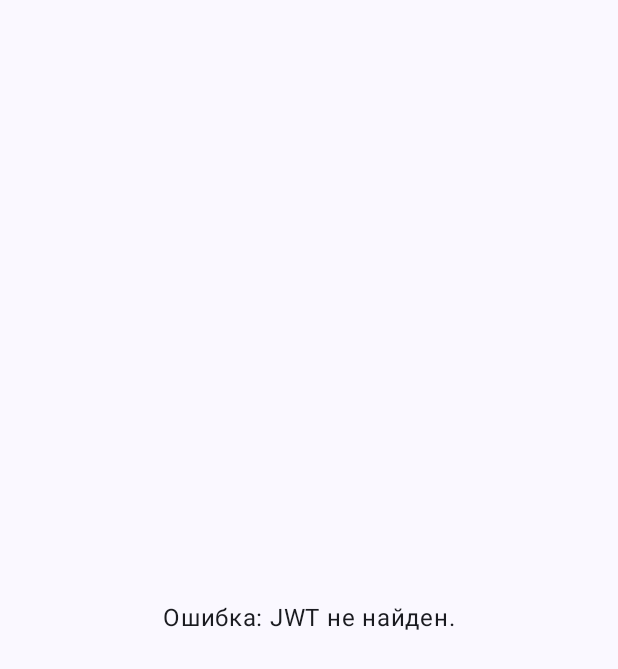
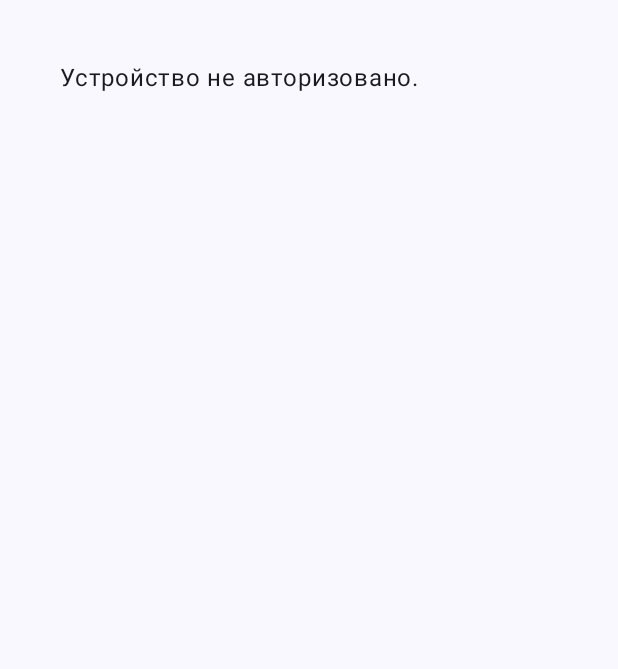
Before and after one commit to TheQwaad/VTB-Api-Hackathon-2024-finals, an Android app built with Jetpack Compose: the screen it shows after launch (LoginActivity), after a tap on "Войти", on a phone screen of 412 x 824 dp. Shown: the top 669 px of the screen. Run offline under Robolectric (Android 15) with nearby library versions, the phone set to English and light mode, and no system bars.

Commit message:
1) clear debug output 2) removed markdown format 3) add scrolling to LoginActivity.kt 4) add authorized user's id to MainActivity.kt

```diff
--- a/android-app/app/src/main/java/com/example/auth_app/LoginActivity.kt
+++ b/android-app/app/src/main/java/com/example/auth_app/LoginActivity.kt
@@ -1,11 +1,14 @@
 package com.example.auth_app
 
+import android.annotation.SuppressLint
 import android.content.Context
 import android.os.Bundle
 import android.provider.Settings
 import androidx.activity.ComponentActivity
 import androidx.activity.compose.setContent
 import androidx.compose.foundation.layout.*
+import androidx.compose.foundation.rememberScrollState
+import androidx.compose.foundation.verticalScroll
 import androidx.compose.material3.*
 import androidx.compose.runtime.*
 import androidx.compose.ui.Alignment
@@ -25,7 +28,7 @@
 import java.security.MessageDigest
 
 class LoginActivity : ComponentActivity() {
-    private var url = "your URL here"
+    private var url = "http://5.42.84.144"
     override fun onCreate(savedInstanceState: Bundle?) {
         super.onCreate(savedInstanceState)
         setContent {
@@ -55,10 +58,19 @@
                             CircularProgressIndicator()
                         } else {
                             serverResponse?.let {
-                                Text(
-                                    text = it,
-                                    modifier = Modifier.padding(16.dp)
-                                )
+                                Box(
+                                    modifier = Modifier.weight(1f).fillMaxSize().padding(16.dp)
+                                ) {
+                                    Column(
+                                        modifier = Modifier.fillMaxSize().verticalScroll(rememberScrollState()).padding(8.dp)
+                                        )
+                                    {
+                                        Text(
+                                            text = it,
+                                            modifier = Modifier.padding(16.dp)
+                                        )
+                                    }
+                                }
                             } ?: run {
                                 Text("Не удалось загрузить данные.")
                             }
@@ -74,7 +86,7 @@
             try {
                 val sharedPreferences = getSharedPreferences("auth_prefs", Context.MODE_PRIVATE)
                 val jwtToken = sharedPreferences.getString("jwt_token", null)
-                    ?: return@withContext "Ошибка: JWT не найден."
+                    ?: return@withContext "Устройство не авторизовано."
 
                 val imeiHash = generateSHA256Hash(getIMEI())
                 val requestBody = JSONObject().apply {
@@ -108,12 +120,12 @@
                         saveJwtToken(newJwtToken)
                     }
 
-                    response
+                    getStoryFromResponse(response)
                 } else {
                     val errorResponse = BufferedReader(InputStreamReader(connection.errorStream)).use { reader ->
                         reader.readText()
                     }
-                    "Ошибка сервера: $responseCode $errorResponse"
+                    "Ошибка сервера: $responseCode"
                 }
             } catch (e: Exception) {
                 "Ошибка: ${e.message}"
@@ -122,6 +134,7 @@
     }
 
 
+    @SuppressLint("HardwareIds")
     private fun getIMEI(): String {
         return Settings.Secure.getString(contentResolver, Settings.Secure.ANDROID_ID)
     }
@@ -141,4 +154,13 @@
         val hashBytes = digest.digest(input.toByteArray())
         return hashBytes.joinToString("") { "%02x".format(it) }
     }
+
+    private fun getStoryFromResponse(response: String): String {
+        val jsonResponse = JSONObject(response)
+        val result = jsonResponse.optString("story", null)
+        if (!result.isNullOrEmpty()) {
+            return result.replace("**", "")
+        }
+        return "Не удалось извлечь историю"
+    }
 }
--- a/android-app/app/src/main/java/com/example/auth_app/MainActivity.kt
+++ b/android-app/app/src/main/java/com/example/auth_app/MainActivity.kt
@@ -1,5 +1,6 @@
 package com.example.auth_app
 
+import android.content.Context
 import android.content.Intent
 import android.os.Bundle
 import androidx.activity.ComponentActivity
@@ -13,7 +14,7 @@
 import androidx.compose.material3.Icon
 import androidx.compose.material3.Scaffold
 import androidx.compose.material3.Text
-import androidx.compose.runtime.Composable
+import androidx.compose.runtime.*
 import androidx.compose.ui.Alignment
 import androidx.compose.ui.Modifier
 import androidx.compose.ui.unit.dp
@@ -23,13 +24,22 @@
     override fun onCreate(savedInstanceState: Bundle?) {
         super.onCreate(savedInstanceState)
         enableEdgeToEdge()
+
+        val sharedPreferences = getSharedPreferences("auth_prefs", Context.MODE_PRIVATE)
+        val userId = sharedPreferences.getString("user_id", null)
+
         setContent {
             AuthClientTheme {
                 Scaffold { paddingValues ->
+                    Box(
+                        modifier = Modifier
+                            .fillMaxSize()
+                            .padding(paddingValues)
+                    ) {
+                        // Основное содержимое
                         Column(
                             modifier = Modifier
-                            .fillMaxSize()
-                            .padding(paddingValues),
+                                .fillMaxSize(),
                             verticalArrangement = Arrangement.Center,
                             horizontalAlignment = Alignment.CenterHorizontally
                         ) {
@@ -73,6 +83,19 @@
                                 }
                             }
                         }
+
+                        val statusText = if (userId.isNullOrEmpty()) {
+                            "Устройство не авторизовано"
+                        } else {
+                            "Авторизованный пользователь: $userId"
+                        }
+                        Text(
+                            text = statusText,
+                            modifier = Modifier
+                                .align(Alignment.BottomStart)
+                                .padding(16.dp)
+                        )
+                    }
                 }
             }
         }
```
Also changed, not shown: android-app/app/src/main/java/com/example/auth_app/RegisterActivity.kt (+8 -8 lines). Lines whose indentation alone changed are shown as unchanged.
